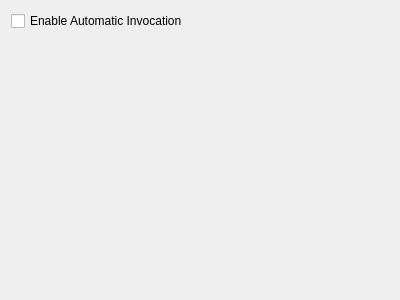
Qt form shell/settings/ccsettings.ui (KDE/kdevelop) before a commit.
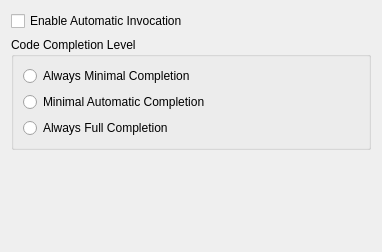
The same form after that commit.

Patch:
```diff
--- a/shell/settings/ccsettings.ui
+++ b/shell/settings/ccsettings.ui
@@ -5,19 +5,61 @@
    <rect>
     <x>0</x>
     <y>0</y>
-    <width>400</width>
-    <height>300</height>
+    <width>382</width>
+    <height>252</height>
    </rect>
   </property>
-  <layout class="QVBoxLayout" >
-   <item>
+  <layout class="QGridLayout" name="gridLayout_2" >
+   <item row="0" column="0" >
     <widget class="QCheckBox" name="kcfg_automaticInvocation" >
      <property name="text" >
       <string>Enable Automatic Invocation</string>
      </property>
     </widget>
    </item>
-   <item>
+   <item row="1" column="0" >
+    <widget class="QGroupBox" name="completionLevelGroup" >
+     <property name="title" >
+      <string>Code Completion Level</string>
+     </property>
+     <layout class="QGridLayout" name="gridLayout" >
+      <item row="2" column="0" >
+       <widget class="QRadioButton" name="kcfg_minimalAutomaticCompletion" >
+        <property name="toolTip" >
+         <string>Use minimal completion when the completion is automatic, and full completion when it is triggered manually</string>
+        </property>
+        <property name="text" >
+         <string>Minimal Automatic Completion</string>
+        </property>
+       </widget>
+      </item>
+      <item row="3" column="0" >
+       <widget class="QRadioButton" name="kcfg_alwaysFullCompletion" >
+        <property name="acceptDrops" >
+         <bool>false</bool>
+        </property>
+        <property name="toolTip" >
+         <string>When this is enabled, the completion-box will always show full type-information and argument-hints</string>
+        </property>
+        <property name="text" >
+         <string>Always Full Completion</string>
+        </property>
+       </widget>
+      </item>
+      <item row="0" column="0" >
+       <widget class="QRadioButton" name="kcfg_alwaysMinimalCompletion" >
+        <property name="toolTip" >
+         <string>Do not show type-information or argument-hints</string>
+        </property>
+        <property name="text" >
+         <string>Always Minimal Completion</string>
+        </property>
+       </widget>
+      </item>
+     </layout>
+    </widget>
+   </item>
+   <item row="2" column="0" >
     <spacer>
      <property name="orientation" >
       <enum>Qt::Vertical</enum>
```
Left out of the diff: 2 changed lines with no effect on the pictures.
